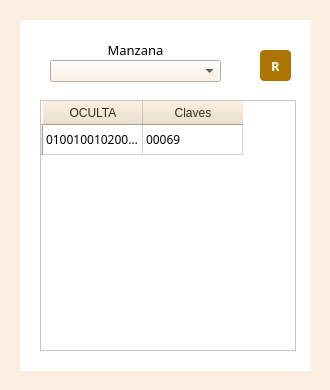
Above: master/funciones/revisioncampo/IntermedioCedulaRevision_dialog_base.ui from dignacio/python before the change. Below: the same form after it.
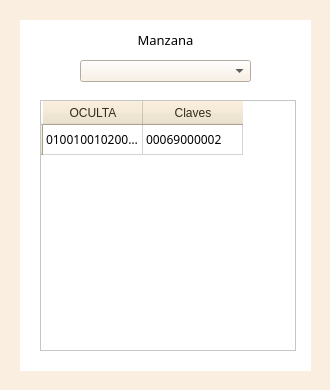
That is the form after the change.

Patch:
```diff
--- a/master/funciones/revisioncampo/IntermedioCedulaRevision_dialog_base.ui
+++ b/master/funciones/revisioncampo/IntermedioCedulaRevision_dialog_base.ui
@@ -47,7 +47,7 @@
    <widget class="QComboBox" name="cmbManzana">
     <property name="geometry">
      <rect>
-      <x>30</x>
+      <x>60</x>
       <y>40</y>
       <width>171</width>
       <height>22</height>
@@ -103,56 +103,20 @@
     </column>
     <item row="0" column="0">
      <property name="text">
-      <string>0100100102000406000400069</string>
+      <string>0100100102000406000400069000002</string>
      </property>
     </item>
     <item row="0" column="1">
      <property name="text">
-      <string>00069</string>
+      <string>00069000002</string>
      </property>
     </item>
    </widget>
-   <widget class="QPushButton" name="btnRecargar">
-    <property name="geometry">
-     <rect>
-      <x>240</x>
-      <y>30</y>
-      <width>31</width>
-      <height>31</height>
-     </rect>
-    </property>
-    <property name="font">
-     <font>
-      <family>Century Gothic</family>
-      <pointsize>10</pointsize>
-      <weight>75</weight>
-      <bold>true</bold>
-     </font>
-    </property>
-    <property name="styleSheet">
-     <string notr="true">QPushButton{
-background : rgb(174, 116, 0);
-color : rgb(255, 255, 255);
-border-radius : 4px;
-}
-QPushButton::hover{
-background : rgb(104, 69, 13);
-color : rgb(255, 255, 255);
-border-radius : 4px;
-}
-QPushButton:disabled {
-background: rgb(217, 217, 217)
-}</string>
-    </property>
-    <property name="text">
-     <string>R</string>
-    </property>
-   </widget>
    <widget class="QLabel" name="label_4">
     <property name="geometry">
      <rect>
-      <x>30</x>
-      <y>20</y>
+      <x>60</x>
+      <y>10</y>
       <width>171</width>
       <height>20</height>
      </rect>
```
